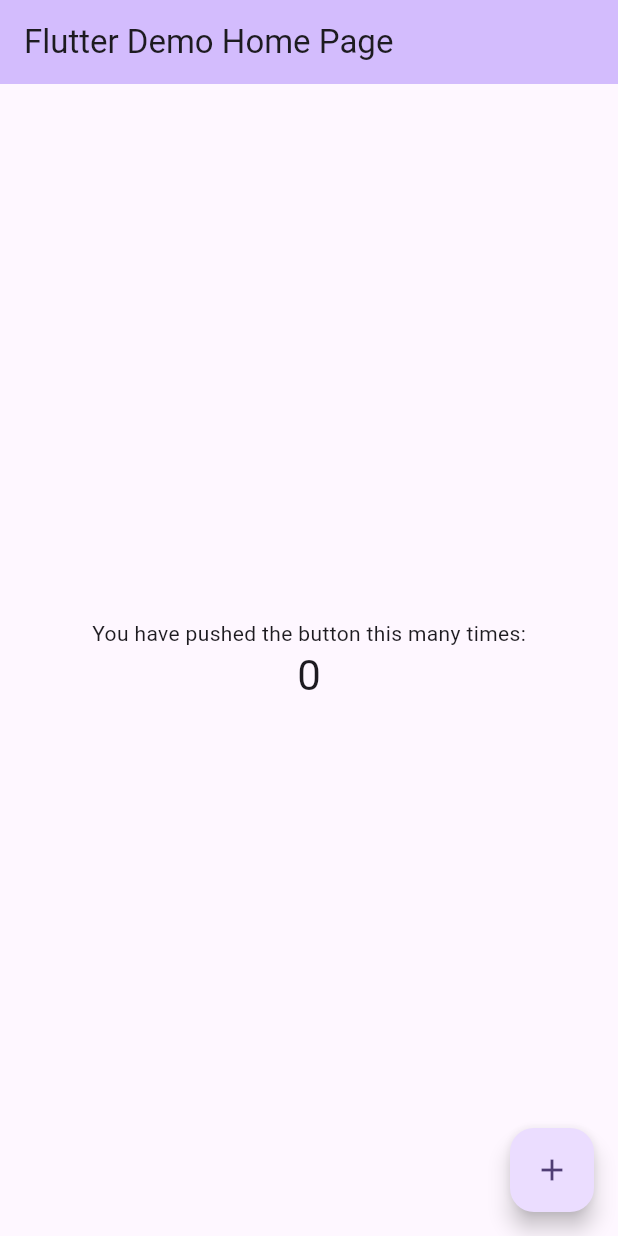
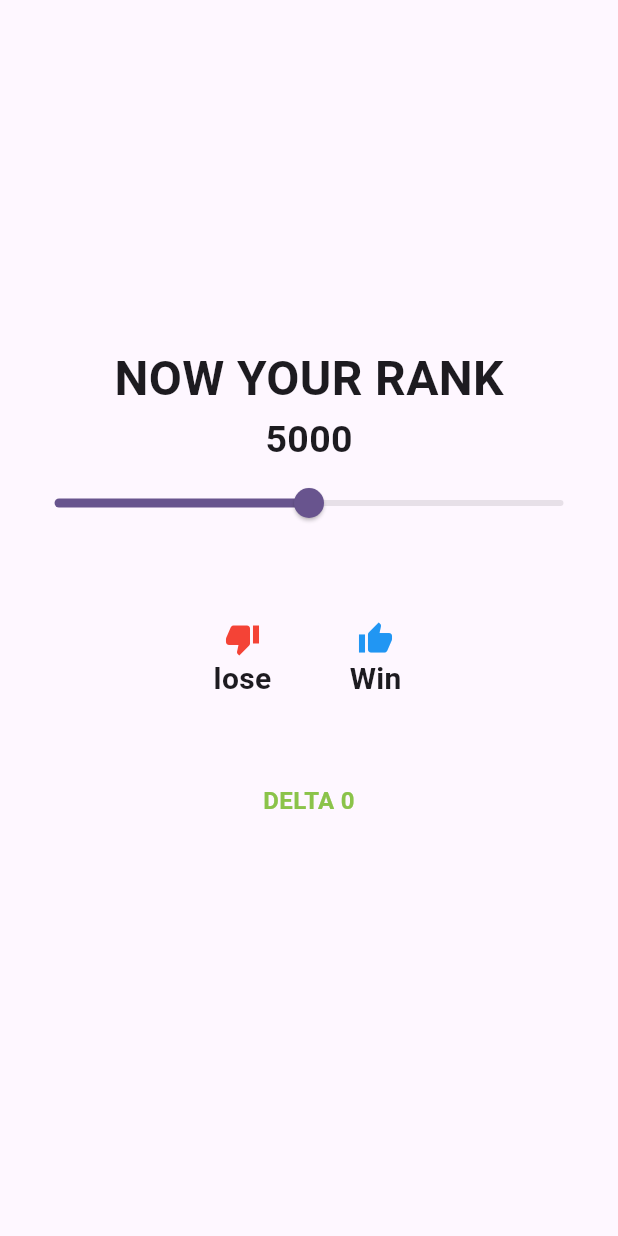
Before and after one commit to Rerurate514/my_rank_tools, a Flutter app: the screen it shows after launch, on a phone screen of 412 x 824 dp. Run offline on Flutter 3.47's test engine with Material 3 defaults, Android fonts, the phone set to English and light mode, and no system bars; our stand-ins replace shared_preferences; missing offline and left inert: dart:ffi, window_size.

Commit message:
暫定完成

```diff
--- /dev/null
+++ b/lib/controllers/prefsController.dart
@@ -0,0 +1,15 @@
+import 'dart:ffi';
+
+import 'package:shared_preferences/shared_preferences.dart';
+
+class PrefsController{
+  void setValue(String key, int value) async {
+    final prefs = await SharedPreferences.getInstance();
+    prefs.setInt(key, value);
+  }
+
+  Future<int?> getValue(String key) async {
+    final prefs = await SharedPreferences.getInstance();
+    return prefs.getInt(key);
+  }
+}
--- /dev/null
+++ b/lib/controllers/rankController.dart
@@ -0,0 +1,54 @@
+import 'dart:math';
+
+import 'package:my_rank_tools/controllers/prefsController.dart';
+import 'package:my_rank_tools/settings/prefsKeys.dart';
+
+class RankController{
+  RankController._();
+  static RankController? _instance;
+
+  factory RankController(){
+    _instance ??= RankController._();
+    return _instance!;
+  }
+
+  final PrefsController _prefsController = PrefsController();
+
+  double _rankPoint = 5000;
+  double get rankPoint => _rankPoint;
+
+  final RANK_DEFAULT_POINT = 50;
+
+  void setRankPoint(double rankPoint){
+    _rankPoint = rankPoint;
+  }
+
+  double calcWinAndGetDelta(){
+    double delta = _calcWinPoint() * RANK_DEFAULT_POINT;
+    _rankPoint += delta;
+    return delta;
+  }
+
+  double calcLoseAndGetDelta(){
+    double delta = _calcLosePoint() * RANK_DEFAULT_POINT;
+    _rankPoint -= delta;
+    _prefsController.setValue(RANK_PREFS, _rankPoint.toInt());
+    return delta;
+  }
+
+  double _convertValue(double x) {
+    return x / 10000;
+  }
+
+  double _calcWinPoint(){
+    double x = _convertValue(_rankPoint);
+    double A = 1 - x; // xが0に近いほどAが大きくなり、xが1に近いほどAが小さくなります。
+    double k = -0.5; // この値を調整して、関数の上がりやすさと下がりやすさを制御します。
+    return A * exp(k * x) * 2;
+  }
+
+  double _calcLosePoint(){
+    double x = _convertValue(_rankPoint);
+    return sin(x * pi);
+  }
+}
--- a/lib/main.dart
+++ b/lib/main.dart
@@ -1,6 +1,32 @@
+import 'dart:io';
+
 import 'package:flutter/material.dart';
+import 'package:my_rank_tools/pages/homePage.dart';
+import 'package:window_size/window_size.dart';
 
-void main() {
+void main() async {
+  WidgetsFlutterBinding.ensureInitialized();
+
+  if (Platform.isWindows || Platform.isLinux || Platform.isMacOS) {
+    // setWindowTitle('RANK');
+    // setWindowFrame(const Rect.fromLTWH(200, 100, 1280, 720));
+    // setWindowMinSize(const Size(400, 400));
+    // setWindowMaxSize(const Size(400, 400));
+
+    getWindowInfo().then((windowInfo) { // OSによって配置された場所・サイズを取得し
+      setWindowFrame( // 場所はそのままに、widthとheightを変更
+        Rect.fromCenter(
+          center: windowInfo.frame.center,
+          width: 400,
+          height: 400,
+        )
+      );
+    });
+
+    final info = await getCurrentScreen();
+    print(info?.frame);
+  }
+
   runApp(const MyApp());
 }
 
@@ -12,114 +38,28 @@
   Widget build(BuildContext context) {
     return MaterialApp(
       title: 'Flutter Demo',
+      debugShowCheckedModeBanner: false,
       theme: ThemeData(
-        // This is the theme of your application.
-        //
-        // TRY THIS: Try running your application with "flutter run". You'll see
-        // the application has a purple toolbar. Then, without quitting the app,
-        // try changing the seedColor in the colorScheme below to Colors.green
-        // and then invoke "hot reload" (save your changes or press the "hot
-        // reload" button in a Flutter-supported IDE, or press "r" if you used
-        // the command line to start the app).
-        //
-        // Notice that the counter didn't reset back to zero; the application
-        // state is not lost during the reload. To reset the state, use hot
-        // restart instead.
-        //
-        // This works for code too, not just values: Most code changes can be
-        // tested with just a hot reload.
         colorScheme: ColorScheme.fromSeed(seedColor: Colors.deepPurple),
         useMaterial3: true,
       ),
-      home: const MyHomePage(title: 'Flutter Demo Home Page'),
+      home: const MyHomePage(),
     );
   }
 }
 
 class MyHomePage extends StatefulWidget {
-  const MyHomePage({super.key, required this.title});
-
-  // This widget is the home page of your application. It is stateful, meaning
-  // that it has a State object (defined below) that contains fields that affect
-  // how it looks.
-
-  // This class is the configuration for the state. It holds the values (in this
-  // case the title) provided by the parent (in this case the App widget) and
-  // used by the build method of the State. Fields in a Widget subclass are
-  // always marked "final".
-
-  final String title;
+  const MyHomePage({super.key});
 
   @override
   State<MyHomePage> createState() => _MyHomePageState();
 }
 
 class _MyHomePageState extends State<MyHomePage> {
-  int _counter = 0;
-
-  void _incrementCounter() {
-    setState(() {
-      // This call to setState tells the Flutter framework that something has
-      // changed in this State, which causes it to rerun the build method below
-      // so that the display can reflect the updated values. If we changed
-      // _counter without calling setState(), then the build method would not be
-      // called again, and so nothing would appear to happen.
-      _counter++;
-    });
-  }
-
   @override
-  Widget build(BuildContext context) {
-    // This method is rerun every time setState is called, for instance as done
-    // by the _incrementCounter method above.
-    //
-    // The Flutter framework has been optimized to make rerunning build methods
-    // fast, so that you can just rebuild anything that needs updating rather
-    // than having to individually change instances of widgets.
-    return Scaffold(
-      appBar: AppBar(
-        // TRY THIS: Try changing the color here to a specific color (to
-        // Colors.amber, perhaps?) and trigger a hot reload to see the AppBar
-        // change color while the other colors stay the same.
-        backgroundColor: Theme.of(context).colorScheme.inversePrimary,
-        // Here we take the value from the MyHomePage object that was created by
-        // the App.build method, and use it to set our appbar title.
-        title: Text(widget.title),
-      ),
-      body: Center(
-        // Center is a layout widget. It takes a single child and positions it
-        // in the middle of the parent.
-        child: Column(
-          // Column is also a layout widget. It takes a list of children and
-          // arranges them vertically. By default, it sizes itself to fit its
-          // children horizontally, and tries to be as tall as its parent.
-          //
-          // Column has various properties to control how it sizes itself and
-          // how it positions its children. Here we use mainAxisAlignment to
-          // center the children vertically; the main axis here is the vertical
-          // axis because Columns are vertical (the cross axis would be
-          // horizontal).
-          //
-          // TRY THIS: Invoke "debug painting" (choose the "Toggle Debug Paint"
-          // action in the IDE, or press "p" in the console), to see the
-          // wireframe for each widget.
-          mainAxisAlignment: MainAxisAlignment.center,
-          children: <Widget>[
-            const Text(
-              'You have pushed the button this many times:',
-            ),
-            Text(
-              '$_counter',
-              style: Theme.of(context).textTheme.headlineMedium,
-            ),
-          ],
-        ),
-      ),
-      floatingActionButton: FloatingActionButton(
-        onPressed: _incrementCounter,
-        tooltip: 'Increment',
-        child: const Icon(Icons.add),
-      ), // This trailing comma makes auto-formatting nicer for build methods.
+  Widget build(BuildContext context){
+    return const Scaffold(
+      body: HomePage(),
     );
   }
 }
--- /dev/null
+++ b/lib/pages/homePage.dart
@@ -0,0 +1,147 @@
+import 'package:flutter/material.dart';
+import 'package:my_rank_tools/controllers/prefsController.dart';
+import 'package:my_rank_tools/controllers/rankController.dart';
+import 'package:my_rank_tools/settings/paddingSettings.dart';
+import 'package:my_rank_tools/settings/prefsKeys.dart';
+
+class HomePage extends StatefulWidget {
+  const HomePage({super.key});
+
+  @override
+  _HomePageState createState() => _HomePageState();
+}
+
+class _HomePageState extends State<HomePage> {
+    final PrefsController _prefsController = PrefsController();
+  final RankController _controller = RankController();
+
+  int _rankPoint = 5000;
+  int _delta = 0;
+
+  @override
+  void initState(){
+    super.initState();
+    initValue();
+  }
+
+  void initValue() async {
+    _rankPoint = await _prefsController.getValue(RANK_PREFS) ?? 5000;
+    _controller.setRankPoint(_rankPoint.toDouble());
+  }
+
+  void _setRankPoint() {
+    setState(() {
+      _rankPoint = _controller.rankPoint.toInt();
+    });
+  }
+
+  @override
+  Widget build(BuildContext context) {
+    final Size size = MediaQuery.of(context).size;
+    return Scaffold(
+      body: Padding(
+        padding: PagePadding().value(context),
+        child: Column(
+          mainAxisAlignment: MainAxisAlignment.center,
+          children: [
+            const Text(
+              "NOW YOUR RANK",
+              style: TextStyle(
+                fontSize: 32,
+                fontWeight: FontWeight.bold
+              )
+            ),
+            Text(
+              "$_rankPoint",
+              style: const TextStyle(
+                fontSize: 25,
+                fontWeight: FontWeight.bold
+              )
+            ),
+            SliderTheme(
+              data: SliderTheme.of(context).copyWith(
+                // thumbShape: const RoundSliderThumbShape(enabledThumbRadius: 15),
+                // overlayShape: const RoundSliderOverlayShape(overlayRadius: 30),
+              ),
+              child: Slider(
+                value: _rankPoint.toDouble(),
+                min: 0,
+                max: 10000,
+                divisions: 1000,
+                label: _rankPoint.toString(),
+                onChanged: (_) {}
+              )
+            ),
+            Padding(padding: VerticalPadding().value(context)),
+            buildBtns(),
+            Padding(padding: VerticalPadding().value(context)),
+            Text(
+              "DELTA $_delta",
+              style: const TextStyle(
+                fontSize: 16,
+                fontWeight: FontWeight.bold,
+                color: Colors.lightGreen
+              )
+            ),
+            Padding(padding: VerticalPadding().value(context)),
+          ],
+        ),
+      ),
+    );
+  }
+
+  Widget buildBtns(){
+    return Row(
+      mainAxisAlignment: MainAxisAlignment.center,
+      children: [
+        buildBtn(
+          "lose",
+          const Icon(
+            Icons.thumb_down,
+            color: Colors.red,
+          ),
+          () {
+            _delta = _controller.calcLoseAndGetDelta().toInt();
+            _setRankPoint();
+          }
+        ),
+        Padding(padding: HorizontalPadding().value(context),),
+        buildBtn(
+          "Win",
+          const Icon(
+            Icons.thumb_up,
+            color: Colors.blue,
+          ),
+          () {
+            _delta = _controller.calcWinAndGetDelta().toInt();
+            _setRankPoint();
+          }
+        ),
+      ],
+    );
+  }
+
+  Widget buildBtn(String title, Widget icon, Function() onTap){
+    return SizedBox(
+      height: 64,
+      width: 64,
+      child: InkWell(
+        borderRadius: BorderRadius.circular(64),
+        onTap: onTap,
+        child: Column(
+          mainAxisAlignment: MainAxisAlignment.center,
+          children: [
+            icon,
+            Text(
+              title,
+              style: const TextStyle(
+                fontSize: 20,
+                fontWeight: FontWeight.bold
+              )
+            ),
+          ],
+        ),
+      ),
+    );
+  }
+}
--- /dev/null
+++ b/lib/settings/paddingSettings.dart
@@ -0,0 +1,29 @@
+import 'package:flutter/material.dart';
+
+abstract class PaddingSetting{
+  EdgeInsetsGeometry value(BuildContext context);
+}
+
+class PagePadding extends PaddingSetting{
+  @override
+  EdgeInsetsGeometry value(BuildContext context) {
+    final Size size = MediaQuery.of(context).size;
+    return EdgeInsets.symmetric(horizontal: size.width * 0.03, vertical: size.height * 0.03);
+  }
+}
+
+class HorizontalPadding extends PaddingSetting{
+  @override
+  EdgeInsetsGeometry value(BuildContext context) {
+    final Size size = MediaQuery.of(context).size;
+    return EdgeInsets.symmetric(horizontal: size.width * 0.03);
+  }
+}
+
+class VerticalPadding extends PaddingSetting{
+  @override
+  EdgeInsetsGeometry value(BuildContext context) {
+    final Size size = MediaQuery.of(context).size;
+    return EdgeInsets.symmetric(vertical: size.height * 0.03);
+  }
+}
--- /dev/null
+++ b/lib/settings/prefsKeys.dart
@@ -0,0 +1 @@
+const RANK_PREFS = "RANK_PREFS";
```
